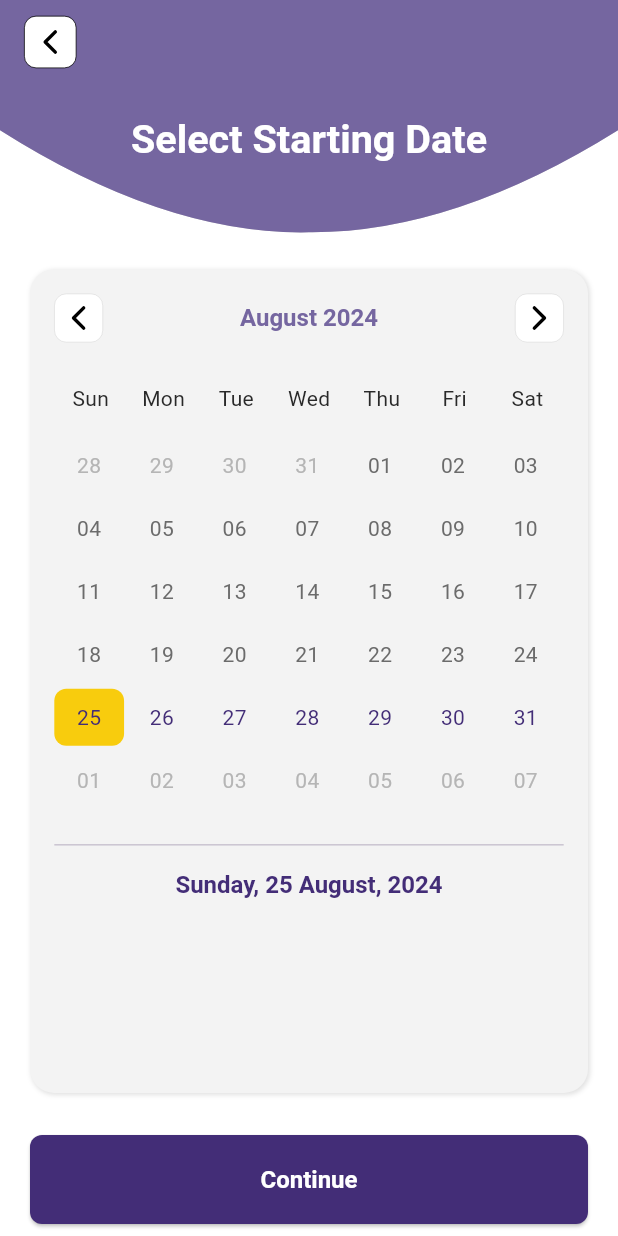
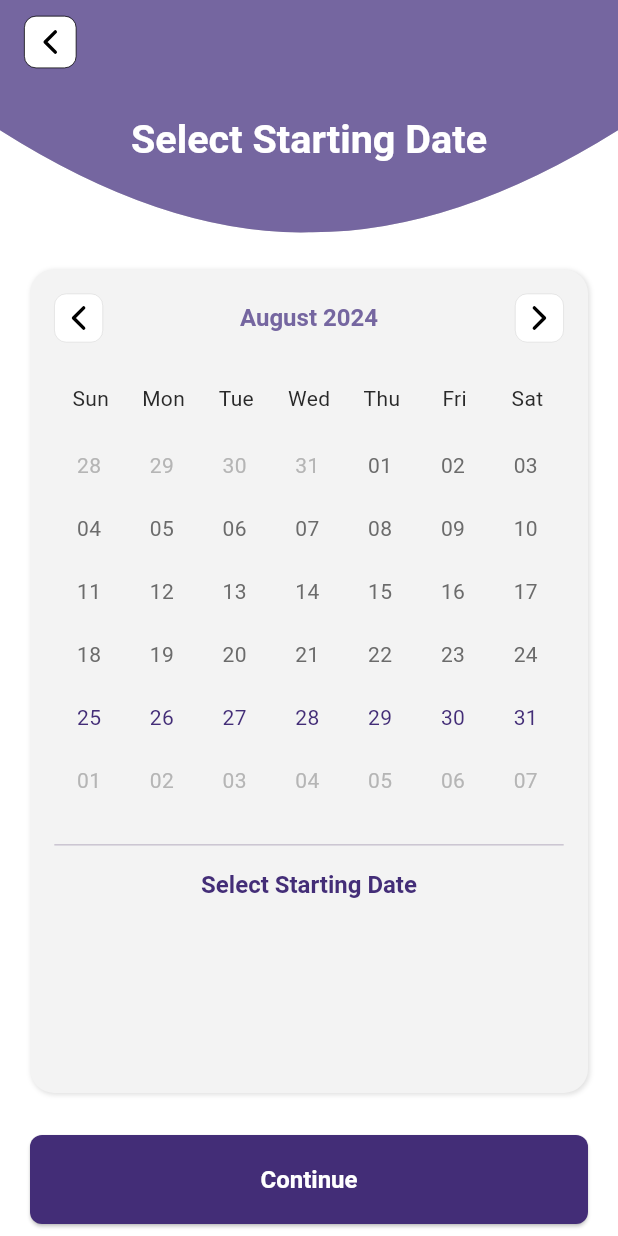
Before and after one commit to pKm49/dietsteps_codeox, a Flutter app: the SelectInitialDatePage_PlanPurchase screen opened by its route, on a phone screen of 412 x 824 dp. Run offline on Flutter 3.47's test engine with Material 3 defaults, Android fonts, the phone set to English and light mode, and no system bars; our stand-ins replace carousel_slider, device_info_plus, file_picker, firebase_core, firebase_messaging, flutter_local_notifications and 18 more; missing offline and left inert: dart:ffi, flutter_inappwebview, http_interceptor, in_app_update; accounts and stored records are empty; Roboto replaces fonts that are missing (OpenSans); statements that could not run were skipped; key blocks and very long unbroken strings in the code were emptied for the run.

Commit message:
removed default date

```diff
--- a/lib/feature_modules/plan_purchase/controllers/plan_purchase.controller.dart
+++ b/lib/feature_modules/plan_purchase/controllers/plan_purchase.controller.dart
@@ -6,6 +6,7 @@ import 'package:dietsteps/feature_modules/plan_purchase/models/purchase_data.mod
 import 'package:dietsteps/feature_modules/plan_purchase/services/http.services.plan_purchase.dart';
 import 'package:dietsteps/shared_module/constants/app_route_names.constants.shared.dart';
 import 'package:dietsteps/shared_module/constants/asset_urls.constants.shared.dart';
+import 'package:dietsteps/shared_module/constants/default_values.constants.shared.dart';
 import 'package:dietsteps/shared_module/controllers/controller.shared.dart';
 import 'package:dietsteps/shared_module/services/utility-services/toaster_snackbar_shower.service.shared.dart';
 import 'package:flutter/material.dart';
@@ -48,15 +49,14 @@ class PlanPurchaseController extends GetxController {
   var fifthWeekDays = <DateTime>[].obs;
   var sixthWeekDays = <DateTime>[].obs;
   var minimumPossibleDate = DateTime.now().obs;
-  var selectedDate = DateTime.now().obs;
+  var selectedDate = DefaultInvalidDate.obs;
   var currentMonth = DateTime (DateTime.now().year,DateTime.now().month,1).obs;
 
   @override
   void onInit() {
     super.onInit();
     minimumPossibleDate.value = DateTime.now().add(Duration(days: 2));
-    selectedDate.value = DateTime.now().add(Duration(days: 3));
-    setCurrentMonthWeekDays();
+     setCurrentMonthWeekDays();
     couponCodeController.value.addListener(() {
       resetCouponCode();
     });
--- a/lib/feature_modules/plan_purchase/ui/pages/select_date.page.plan_purchase.dart
+++ b/lib/feature_modules/plan_purchase/ui/pages/select_date.page.plan_purchase.dart
@@ -2,10 +2,12 @@
 import 'package:dietsteps/feature_modules/plan_purchase/controllers/plan_purchase.controller.dart';
 import 'package:dietsteps/feature_modules/plan_purchase/ui/components/calendar_date.component.plan_purchase.dart';
 import 'package:dietsteps/shared_module/constants/app_route_names.constants.shared.dart';
+import 'package:dietsteps/shared_module/constants/default_values.constants.shared.dart';
 import 'package:dietsteps/shared_module/constants/style_params.constants.shared.dart';
 import 'package:dietsteps/shared_module/constants/widget_styles.constants.shared.dart';
 import 'package:dietsteps/shared_module/services/utility-services/calendar_utilities.service.shared.dart';
 import 'package:dietsteps/shared_module/services/utility-services/date_conversion.service.shared.dart';
+import 'package:dietsteps/shared_module/services/utility-services/toaster_snackbar_shower.service.shared.dart';
 import 'package:dietsteps/shared_module/services/utility-services/widget_generator.service.shared.dart';
 import 'package:dietsteps/shared_module/services/utility-services/widget_properties_generator.service.shared.dart';
 import 'package:dietsteps/shared_module/ui/components/custom_back_button.component.shared.dart';
@@ -449,7 +451,10 @@ class _SelectInitialDatePage_PlanPurchaseState extends State<SelectInitialDatePa
                                   Expanded(
                                     child: FittedBox(
                                       fit: BoxFit.scaleDown,
-                                      child: Text(getFormattedDate(planPurchaseController.selectedDate.value),
+                                      child: Text(
+                                        isSameDay(planPurchaseController.selectedDate.value,DefaultInvalidDate)?
+                                        "select_starting_date".tr:
+                                        getFormattedDate(planPurchaseController.selectedDate.value),
 
                                         style: getHeadlineMediumStyle(context).copyWith(
                                             color: APPSTYLE_PrimaryColor,
@@ -476,9 +481,15 @@ class _SelectInitialDatePage_PlanPurchaseState extends State<SelectInitialDatePa
                   width: double.infinity,
                   child: ElevatedButton(
                     onPressed: () {
-                      if(!planPurchaseController.isDateChecking.value){
+                      if(!planPurchaseController.isDateChecking.value &&
+                          !isSameDay(planPurchaseController.selectedDate.value,DefaultInvalidDate)
+                      ){
                         planPurchaseController.checkDateStatus();
 
+                      }else{
+                        if(isSameDay(planPurchaseController.selectedDate.value,DefaultInvalidDate)){
+                          showSnackbar(context, "select_starting_date".tr, "error");
+                        }
                       }
                       // Get.toNamed(AppRouteNames.planPurchaseCheckoutRoute);
 
```
